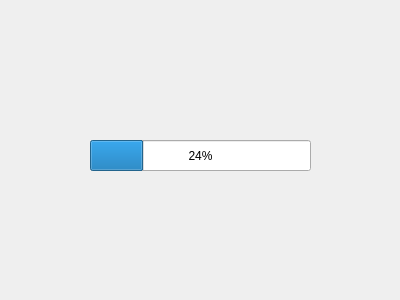
First picture: the form in DesktopApp/loadingdialog.ui, repository michaelfong2017/landmark-annotator-desktop, before the edit.
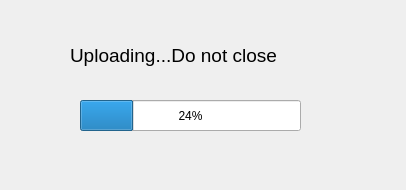
Second picture: the form after the edit.

Commit message: ransac completed

Diff of the .ui file:
```diff
--- a/DesktopApp/loadingdialog.ui
+++ b/DesktopApp/loadingdialog.ui
@@ -6,8 +6,8 @@
    <rect>
     <x>0</x>
     <y>0</y>
-    <width>400</width>
-    <height>300</height>
+    <width>406</width>
+    <height>190</height>
    </rect>
   </property>
   <property name="windowTitle">
@@ -16,8 +16,8 @@
   <widget class="QProgressBar" name="progressBar">
    <property name="geometry">
     <rect>
-     <x>90</x>
-     <y>140</y>
+     <x>80</x>
+     <y>100</y>
      <width>221</width>
      <height>31</height>
     </rect>
@@ -26,6 +26,24 @@
     <number>24</number>
    </property>
   </widget>
+  <widget class="QLabel" name="label">
+   <property name="geometry">
+    <rect>
+     <x>70</x>
+     <y>40</y>
+     <width>261</width>
+     <height>31</height>
+    </rect>
+   </property>
+   <property name="font">
+    <font>
+     <pointsize>14</pointsize>
+    </font>
+   </property>
+   <property name="text">
+    <string>Uploading...Do not close</string>
+   </property>
+  </widget>
  </widget>
  <layoutdefault spacing="6" margin="11"/>
  <resources/>
```
The commit also changes 2 other files.
